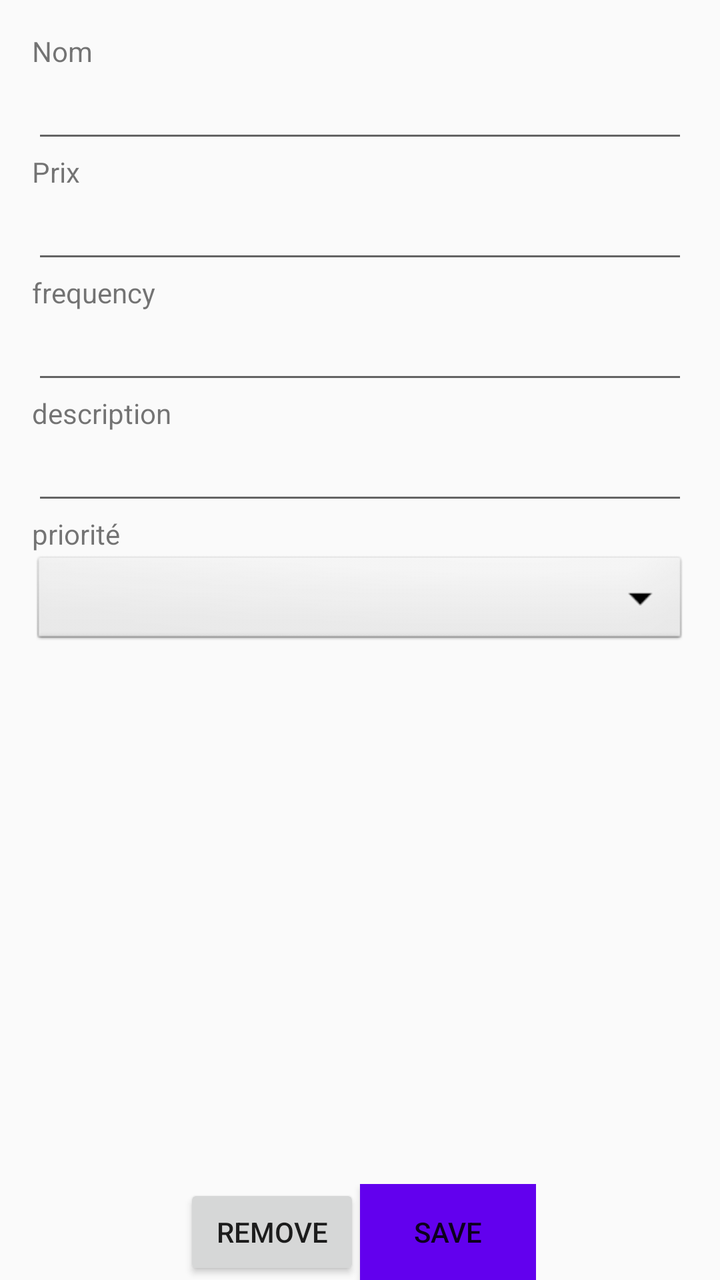
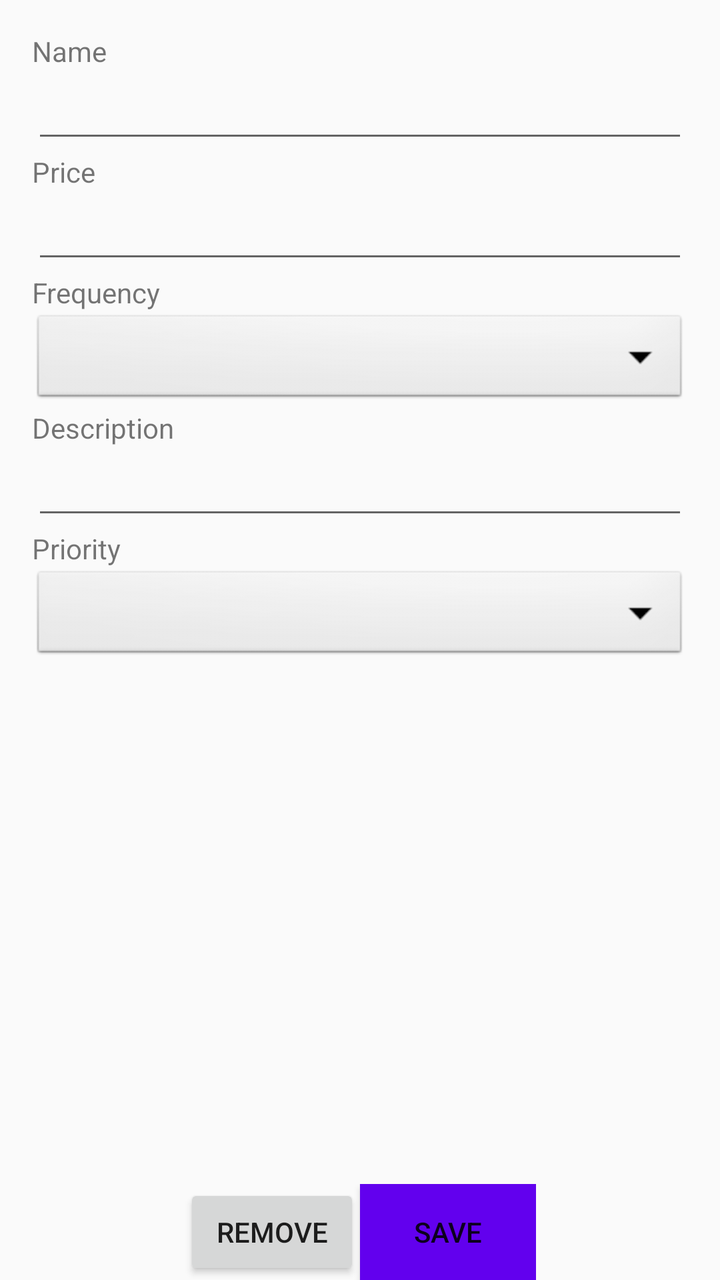

Before-and-after screenshots of an Android layout around one commit, followed by the original layout XML and the change that was made.
<!-- AndroidManifest.xml: application theme AppTheme -->
<!-- res/layout/activity_details.xml -->
<?xml version="1.0" encoding="utf-8"?>
<LinearLayout xmlns:android="http://schemas.android.com/apk/res/android"
    xmlns:tools="http://schemas.android.com/tools"
    android:layout_width="match_parent"
    android:layout_height="match_parent"
    android:orientation="vertical"
    tools:context=".ui.DetailsActivity">

    <LinearLayout
        android:layout_width="match_parent"
        android:layout_height="0dp"
        android:layout_weight="1"
        android:padding="16dp"
        android:orientation="vertical">

        <TextView
            android:layout_width="match_parent"
            android:layout_height="wrap_content"
            android:text="Nom">
        </TextView>
        <EditText
            android:id="@+id/editTextName"
            android:layout_width="match_parent"
            android:layout_height="wrap_content">
        </EditText>

        <TextView
            android:layout_width="match_parent"
            android:layout_height="wrap_content"
            android:text="Prix">
        </TextView>
        <EditText
            android:id="@+id/editTextPrice"
            android:layout_width="match_parent"
            android:layout_height="wrap_content">
        </EditText>

        <TextView
            android:layout_width="match_parent"
            android:layout_height="wrap_content"
            android:text="frequency">
        </TextView>
        <EditText
            android:id="@+id/editTextFrequency"
            android:layout_width="match_parent"
            android:layout_height="wrap_content">
        </EditText>

        <TextView
            android:layout_width="match_parent"
            android:layout_height="wrap_content"
            android:text="description">
        </TextView>
        <EditText
            android:id="@+id/editTextDescription"
            android:layout_width="match_parent"
            android:layout_height="wrap_content">
        </EditText>

        <TextView
            android:layout_width="match_parent"
            android:layout_height="wrap_content"
            android:text="priorité">
        </TextView>
        <Spinner
            android:id="@+id/priorityDropDown"
            android:layout_width="match_parent"
            android:layout_height="wrap_content"
            android:background="@android:drawable/btn_dropdown"
            android:spinnerMode="dropdown"/>

    </LinearLayout>

    <LinearLayout
        android:layout_gravity="center_horizontal"
        android:layout_width="wrap_content"
        android:layout_height="wrap_content"
        android:orientation="horizontal">

        <Button
            android:id="@+id/buttonRemove"
            android:layout_width="match_parent"
            android:layout_height="wrap_content"
            android:text="@string/remove"
            android:onClick="removeSubscription"/>

        <Button
            android:background="@color/colorPrimary"
            android:id="@+id/buttonAdd"
            android:layout_width="match_parent"
            android:layout_height="wrap_content"
            android:text="@string/save"
            android:onClick="validSubscription"/>

    </LinearLayout>

</LinearLayout>
<!-- resources referenced by this layout -->
<resources>
  <color name="colorPrimary">#6200EE</color>
  <string name="remove">Remove</string>
  <string name="save">Save</string>
  <style name="AppTheme" parent="Theme.AppCompat.Light.DarkActionBar">
          
          <item name="colorPrimary">@color/colorPrimary</item>
          <item name="colorPrimaryDark">@color/colorPrimaryDark</item>
          <item name="colorAccent">@color/colorAccent</item>
      </style>
  <color name="colorPrimaryDark">#3700B3</color>
  <color name="colorAccent">#03DAC5</color>
</resources>

<!-- the commit's change to res/layout/activity_details.xml (unified diff, before → after) -->
@@ -16,9 +16,11 @@
         <TextView
             android:layout_width="match_parent"
             android:layout_height="wrap_content"
-            android:text="Nom">
+            android:text="@string/name_field_label">
         </TextView>
         <EditText
+            android:inputType="text"
+            android:imeOptions="actionNext"
             android:id="@+id/editTextName"
             android:layout_width="match_parent"
             android:layout_height="wrap_content">
@@ -27,9 +29,11 @@
         <TextView
             android:layout_width="match_parent"
             android:layout_height="wrap_content"
-            android:text="Prix">
+            android:text="@string/price_field_label">
         </TextView>
         <EditText
+            android:imeOptions="actionNext"
+            android:inputType="numberDecimal"
             android:id="@+id/editTextPrice"
             android:layout_width="match_parent"
             android:layout_height="wrap_content">
@@ -38,20 +42,23 @@
         <TextView
             android:layout_width="match_parent"
             android:layout_height="wrap_content"
-            android:text="frequency">
+            android:text="@string/frequency_field_label">
         </TextView>
-        <EditText
-            android:id="@+id/editTextFrequency"
+        <Spinner
+            android:id="@+id/frequencyDropDown"
             android:layout_width="match_parent"
-            android:layout_height="wrap_content">
-        </EditText>
+            android:layout_height="wrap_content"
+            android:background="@android:drawable/btn_dropdown"
+            android:spinnerMode="dropdown"/>
 
         <TextView
             android:layout_width="match_parent"
             android:layout_height="wrap_content"
-            android:text="description">
+            android:text="@string/description_field_label">
         </TextView>
         <EditText
+            android:inputType="text"
+            android:imeOptions="actionNext"
             android:id="@+id/editTextDescription"
             android:layout_width="match_parent"
             android:layout_height="wrap_content">
@@ -60,7 +67,7 @@
         <TextView
             android:layout_width="match_parent"
             android:layout_height="wrap_content"
-            android:text="priorité">
+            android:text="Priority">
         </TextView>
         <Spinner
             android:id="@+id/priorityDropDown"
<!-- resource entries referenced after the edit -->
@@ -1,6 +1,10 @@
 <!-- resources referenced by this layout -->
 <resources>
   <color name="colorPrimary">#6200EE</color>
+  <string name="description_field_label">Description</string>
+  <string name="frequency_field_label">Frequency</string>
+  <string name="name_field_label">Name</string>
+  <string name="price_field_label">Price</string>
   <string name="remove">Remove</string>
   <string name="save">Save</string>
   <style name="AppTheme" parent="Theme.AppCompat.Light.DarkActionBar">
